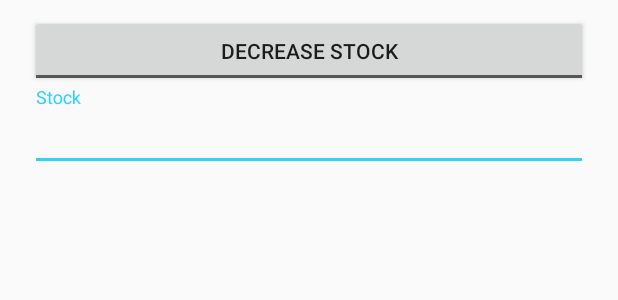
After one commit to pradityanafiis/android-kazeer, an Android app: the layout dialog_adjust_stock.xml on its own in the app's theme, with its tools: preview values and no code run, on a phone screen of 412 x 824 dp. The commit adds this screen. Shown: the top 300 px of the screen. Run offline under Robolectric (Android 15) with nearby library versions, the phone set to English and light mode, and no system bars.

Commit message:
Finish: adjust stock

```diff
--- a/app/build.gradle
+++ b/app/build.gradle
@@ -32,7 +32,7 @@ dependencies {
     implementation fileTree(dir: 'libs', include: ['*.jar'])
     implementation 'androidx.appcompat:appcompat:1.1.0'
     implementation 'com.android.support:design:28.0.0'
-    implementation 'com.google.android.material:material:1.1.0'
+    implementation 'com.google.android.material:material:1.3.0-alpha01'
     implementation 'androidx.constraintlayout:constraintlayout:1.1.3'
     implementation 'androidx.navigation:navigation-fragment:2.2.2'
     implementation 'androidx.navigation:navigation-ui:2.2.2'
--- a/app/src/main/java/com/praditya/kazeer/api/ApiClient.java
+++ b/app/src/main/java/com/praditya/kazeer/api/ApiClient.java
@@ -13,7 +13,7 @@ import retrofit2.converter.gson.GsonConverterFactory;
 
 public class ApiClient {
     private static Services services = null;
-    private static final String BASE_URL = "http://192.168.1.6:8000/api/";
+    private static final String BASE_URL = "http://192.168.1.3:8000/api/";
 
     public static Services getServices() {
         if (services == null) {
--- /dev/null
+++ b/app/src/main/res/layout/dialog_adjust_stock.xml
@@ -0,0 +1,29 @@
+<?xml version="1.0" encoding="utf-8"?>
+<RelativeLayout
+    xmlns:android="http://schemas.android.com/apk/res/android"
+    xmlns:tools="http://schemas.android.com/tools"
+    xmlns:app="http://schemas.android.com/apk/res-auto"
+    android:layout_width="match_parent"
+    android:layout_height="match_parent"
+    android:paddingRight="20dp"
+    android:paddingLeft="20dp"
+    android:paddingTop="10dp">
+    <ToggleButton
+        android:id="@+id/toggle_adjust_stock"
+        android:layout_width="match_parent"
+        android:layout_height="wrap_content"
+        android:textOff="Decrease Stock"
+        android:textOn="Increase Stock"/>
+    <com.google.android.material.textfield.TextInputLayout
+        android:id="@+id/til_stock"
+        android:layout_width="match_parent"
+        android:layout_height="wrap_content"
+        android:layout_below="@id/toggle_adjust_stock">
+        <com.google.android.material.textfield.TextInputEditText
+            android:id="@+id/et_stock"
+            android:layout_width="match_parent"
+            android:layout_height="wrap_content"
+            android:inputType="number"
+            android:hint="Stock"/>
+    </com.google.android.material.textfield.TextInputLayout>
+</RelativeLayout>
--- a/app/src/main/res/layout/dialog_product.xml
+++ b/app/src/main/res/layout/dialog_product.xml
@@ -1,8 +1,10 @@
 <?xml version="1.0" encoding="utf-8"?>
-<RelativeLayout xmlns:android="http://schemas.android.com/apk/res/android"
+<RelativeLayout
+    xmlns:android="http://schemas.android.com/apk/res/android"
+    xmlns:app="http://schemas.android.com/apk/res-auto"
+    xmlns:tools="http://schemas.android.com/tools"
     android:layout_width="match_parent"
     android:layout_height="match_parent"
-    xmlns:app="http://schemas.android.com/apk/res-auto"
     android:paddingRight="20dp"
     android:paddingLeft="20dp"
     android:paddingTop="10dp">
```
Also changed, not shown: app/src/main/java/com/praditya/kazeer/view/adapter/ProductAdapter.java (+22 -8 lines), app/src/main/java/com/praditya/kazeer/view/dialog/AdjustStockDialog.java (added, +124 -0 lines), app/src/main/java/com/praditya/kazeer/view/dialog/ProductDialog.java (+37 -14 lines), app/src/main/java/com/praditya/kazeer/view/ui/ProductActivity.java (+49 -28 lines).
